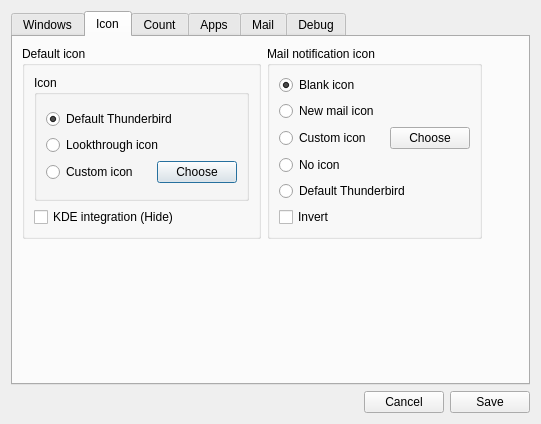
This is app/SysTray-X/SysTray-X-app/preferences.ui in Ximi1970/systray-x as Qt 5 draws it before an edit. The edited form follows.
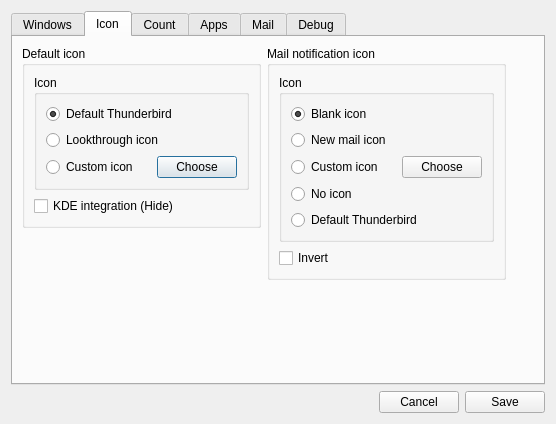
This is the edited form. The open tabs and pages were chosen to show the change. Icons and pictures are not drawn.

Commit message: Replace theme with invert icon

Diff of the .ui file:
```diff
--- a/app/SysTray-X/SysTray-X-app/preferences.ui
+++ b/app/SysTray-X/SysTray-X-app/preferences.ui
@@ -6,7 +6,7 @@
    <rect>
     <x>0</x>
     <y>0</y>
-    <width>541</width>
+    <width>556</width>
     <height>424</height>
    </rect>
   </property>
@@ -343,11 +343,17 @@
          </layout>
         </widget>
        </item>
-       <item row="0" column="1">
+       <item row="0" column="1" rowspan="2">
         <widget class="QGroupBox" name="iconTypeGroupBox">
          <property name="title">
           <string>Mail notification icon</string>
          </property>
+         <layout class="QVBoxLayout" name="verticalLayout_7">
+          <item>
+           <widget class="QGroupBox" name="groupBox_8">
+            <property name="title">
+             <string>Icon</string>
+            </property>
          <layout class="QVBoxLayout" name="verticalLayout">
           <item>
            <layout class="QHBoxLayout" name="horizontalLayout_3">
@@ -500,6 +506,9 @@
             </item>
            </layout>
           </item>
+            </layout>
+           </widget>
+          </item>
           <item>
            <widget class="QCheckBox" name="invertIconCheckBox">
             <property name="text">
@@ -523,7 +532,7 @@
          </property>
         </spacer>
        </item>
-       <item row="1" column="0">
+       <item row="1" column="0" rowspan="2">
         <spacer name="verticalSpacer_2">
          <property name="orientation">
           <enum>Qt::Vertical</enum>
@@ -536,7 +545,7 @@
          </property>
         </spacer>
        </item>
-       <item row="1" column="1">
+       <item row="2" column="1">
         <spacer name="verticalSpacer_4">
          <property name="orientation">
           <enum>Qt::Vertical</enum>
```
Lines whose indentation alone changed are shown as unchanged. The commit also changes 11 other files.
